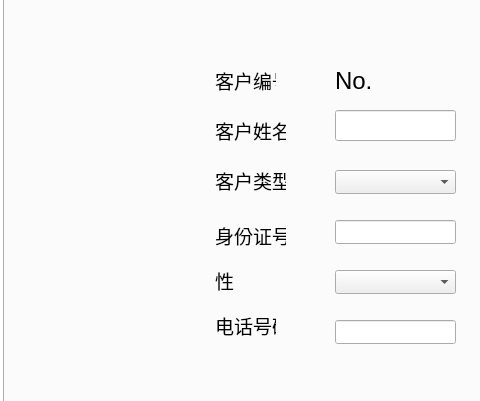
Old version of the form MainWindow/flightmanager.ui in the repository Greenhandyanjx/316new_flight; both pictures show x 177 to 657 and y 99 to 500 of the 865 by 652 pixel window.
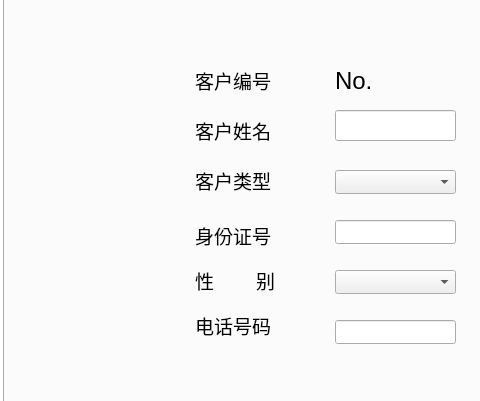
New version of the form. The open tabs and pages were chosen to show the change.

```diff
--- a/MainWindow/flightmanager.ui
+++ b/MainWindow/flightmanager.ui
@@ -148,9 +148,9 @@
              <widget class="QLabel" name="newnolabel">
               <property name="geometry">
                <rect>
-                <x>210</x>
+                <x>190</x>
                 <y>110</y>
-                <width>61</width>
+                <width>81</width>
                 <height>41</height>
                </rect>
               </property>
@@ -166,9 +166,9 @@
              <widget class="QLabel" name="newnamelabel">
               <property name="geometry">
                <rect>
-                <x>210</x>
+                <x>190</x>
                 <y>160</y>
-                <width>71</width>
+                <width>91</width>
                 <height>41</height>
                </rect>
               </property>
@@ -199,9 +199,9 @@
              <widget class="QLabel" name="newtypelabel">
               <property name="geometry">
                <rect>
-                <x>210</x>
+                <x>190</x>
                 <y>210</y>
-                <width>71</width>
+                <width>91</width>
                 <height>41</height>
                </rect>
               </property>
@@ -227,9 +227,9 @@
              <widget class="QLabel" name="newidlabel">
               <property name="geometry">
                <rect>
-                <x>210</x>
+                <x>190</x>
                 <y>270</y>
-                <width>71</width>
+                <width>91</width>
                 <height>31</height>
                </rect>
               </property>
@@ -255,9 +255,9 @@
              <widget class="QLabel" name="newsexlabel">
               <property name="geometry">
                <rect>
-                <x>210</x>
+                <x>190</x>
                 <y>320</y>
-                <width>61</width>
+                <width>81</width>
                 <height>21</height>
                </rect>
               </property>
@@ -283,9 +283,9 @@
              <widget class="QLabel" name="newphonelabel">
               <property name="geometry">
                <rect>
-                <x>210</x>
+                <x>190</x>
                 <y>360</y>
-                <width>61</width>
+                <width>81</width>
                 <height>31</height>
                </rect>
               </property>
```
Left out of the diff: 2 changed lines with no effect on the pictures.
